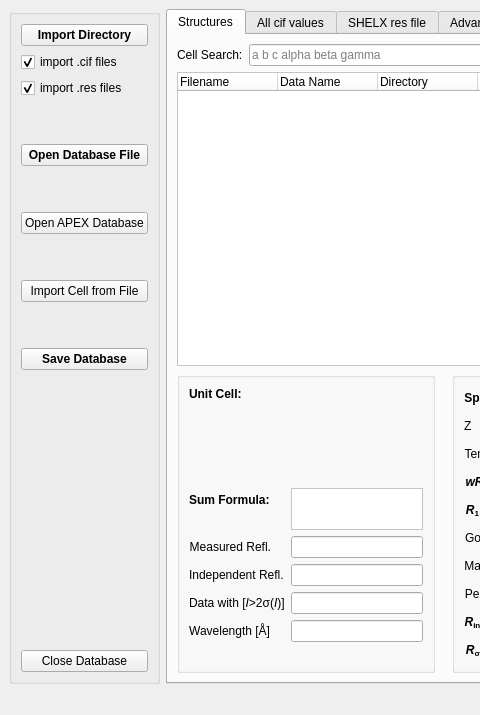
Above: gui/strf_main.ui from dkratzert/StructureFinder before the change; both pictures show x 0 to 480 and y 0 to 715 of the 1280 by 715 pixel window. Below: the same form after it.
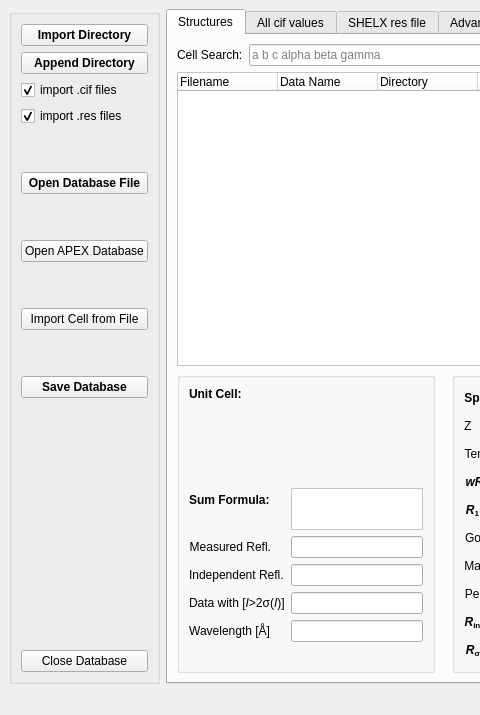
That is the form after the change.

Commit message: added append button

Diff of the .ui file:
```diff
--- a/gui/strf_main.ui
+++ b/gui/strf_main.ui
@@ -28,29 +28,32 @@
        <string/>
       </property>
       <layout class="QGridLayout" name="gridLayout">
-       <item row="7" column="0">
-        <spacer name="verticalSpacer_2">
-         <property name="orientation">
-          <enum>Qt::Vertical</enum>
+       <item row="13" column="0">
+        <widget class="QPushButton" name="saveDatabaseButton">
+         <property name="sizePolicy">
+          <sizepolicy hsizetype="MinimumExpanding" vsizetype="Fixed">
+           <horstretch>0</horstretch>
+           <verstretch>0</verstretch>
+          </sizepolicy>
          </property>
-         <property name="sizeType">
-          <enum>QSizePolicy::Preferred</enum>
+         <property name="font">
+          <font>
+           <weight>75</weight>
+           <bold>true</bold>
+          </font>
          </property>
-         <property name="sizeHint" stdset="0">
-          <size>
-           <width>20</width>
-           <height>40</height>
-          </size>
+         <property name="text">
+          <string>Save Database</string>
          </property>
-        </spacer>
+        </widget>
        </item>
-       <item row="1" column="0">
-        <widget class="QCheckBox" name="add_cif">
+       <item row="3" column="0">
+        <widget class="QCheckBox" name="add_res">
          <property name="toolTip">
-          <string>&lt;html&gt;&lt;head/&gt;&lt;body&gt;&lt;p&gt;This option will import .cif files (crystallograpghic information file) into the database.&lt;/p&gt;&lt;/body&gt;&lt;/html&gt;</string>
+          <string>&lt;html&gt;&lt;head/&gt;&lt;body&gt;&lt;p&gt;This option will import .res files from SHELXL into the database.&lt;/p&gt;&lt;/body&gt;&lt;/html&gt;</string>
          </property>
          <property name="text">
-          <string>import .cif files</string>
+          <string>import .res files</string>
          </property>
          <property name="checked">
           <bool>true</bool>
@@ -79,26 +82,7 @@
          </property>
         </widget>
        </item>
-       <item row="4" column="0">
-        <widget class="QPushButton" name="importDatabaseButton">
-         <property name="sizePolicy">
-          <sizepolicy hsizetype="MinimumExpanding" vsizetype="Fixed">
-           <horstretch>0</horstretch>
-           <verstretch>0</verstretch>
-          </sizepolicy>
-         </property>
-         <property name="font">
-          <font>
-           <weight>75</weight>
-           <bold>true</bold>
-          </font>
-         </property>
-         <property name="text">
-          <string>Open Database File</string>
-         </property>
-        </widget>
-       </item>
-       <item row="8" column="0">
+       <item row="9" column="0">
         <widget class="QPushButton" name="openApexDBButton">
          <property name="sizePolicy">
           <sizepolicy hsizetype="MinimumExpanding" vsizetype="Fixed">
@@ -111,11 +95,33 @@
          </property>
         </widget>
        </item>
-       <item row="13" column="0">
-        <spacer name="verticalSpacer">
+       <item row="5" column="0">
+        <widget class="QPushButton" name="importDatabaseButton">
+         <property name="sizePolicy">
+          <sizepolicy hsizetype="MinimumExpanding" vsizetype="Fixed">
+           <horstretch>0</horstretch>
+           <verstretch>0</verstretch>
+          </sizepolicy>
+         </property>
+         <property name="font">
+          <font>
+           <weight>75</weight>
+           <bold>true</bold>
+          </font>
+         </property>
+         <property name="text">
+          <string>Open Database File</string>
+         </property>
+        </widget>
+       </item>
+       <item row="12" column="0">
+        <spacer name="verticalSpacer_4">
          <property name="orientation">
           <enum>Qt::Vertical</enum>
          </property>
+         <property name="sizeType">
+          <enum>QSizePolicy::Preferred</enum>
+         </property>
          <property name="sizeHint" stdset="0">
           <size>
            <width>20</width>
@@ -124,20 +130,7 @@
          </property>
         </spacer>
        </item>
-       <item row="10" column="0">
-        <widget class="QPushButton" name="p4pCellButton">
-         <property name="sizePolicy">
-          <sizepolicy hsizetype="MinimumExpanding" vsizetype="Fixed">
-           <horstretch>0</horstretch>
-           <verstretch>0</verstretch>
-          </sizepolicy>
-         </property>
-         <property name="text">
-          <string>Import Cell from File</string>
-         </property>
-        </widget>
-       </item>
-       <item row="14" column="0">
+       <item row="15" column="0">
         <widget class="QPushButton" name="closeDatabaseButton">
          <property name="sizePolicy">
           <sizepolicy hsizetype="MinimumExpanding" vsizetype="Fixed">
@@ -150,71 +143,78 @@
          </property>
         </widget>
        </item>
-       <item row="12" column="0">
-        <widget class="QPushButton" name="saveDatabaseButton">
-         <property name="sizePolicy">
-          <sizepolicy hsizetype="MinimumExpanding" vsizetype="Fixed">
-           <horstretch>0</horstretch>
-           <verstretch>0</verstretch>
-          </sizepolicy>
-         </property>
-         <property name="font">
-          <font>
-           <weight>75</weight>
-           <bold>true</bold>
-          </font>
+       <item row="2" column="0">
+        <widget class="QCheckBox" name="add_cif">
+         <property name="toolTip">
+          <string>&lt;html&gt;&lt;head/&gt;&lt;body&gt;&lt;p&gt;This option will import .cif files (crystallograpghic information file) into the database.&lt;/p&gt;&lt;/body&gt;&lt;/html&gt;</string>
          </property>
          <property name="text">
-          <string>Save Database</string>
+          <string>import .cif files</string>
+         </property>
+         <property name="checked">
+          <bool>true</bool>
          </property>
         </widget>
        </item>
-       <item row="3" column="0">
-        <spacer name="verticalSpacer_3">
-         <property name="orientation">
-          <enum>Qt::Vertical</enum>
-         </property>
-         <property name="sizeType">
-          <enum>QSizePolicy::Preferred</enum>
-         </property>
-         <property name="sizeHint" stdset="0">
-          <size>
-           <width>20</width>
-           <height>40</height>
-          </size>
-         </property>
-        </spacer>
-       </item>
        <item row="11" column="0">
-        <spacer name="verticalSpacer_4">
-         <property name="orientation">
-          <enum>Qt::Vertical</enum>
-         </property>
-         <property name="sizeType">
-          <enum>QSizePolicy::Preferred</enum>
-         </property>
-         <property name="sizeHint" stdset="0">
-          <size>
-           <width>20</width>
-           <height>40</height>
-          </size>
-         </property>
-        </spacer>
-       </item>
-       <item row="2" column="0">
-        <widget class="QCheckBox" name="add_res">
-         <property name="toolTip">
-          <string>&lt;html&gt;&lt;head/&gt;&lt;body&gt;&lt;p&gt;This option will import .res files from SHELXL into the database.&lt;/p&gt;&lt;/body&gt;&lt;/html&gt;</string>
+        <widget class="QPushButton" name="p4pCellButton">
+         <property name="sizePolicy">
+          <sizepolicy hsizetype="MinimumExpanding" vsizetype="Fixed">
+           <horstretch>0</horstretch>
+           <verstretch>0</verstretch>
+          </sizepolicy>
          </property>
          <property name="text">
-          <string>import .res files</string>
-         </property>
-         <property name="checked">
-          <bool>true</bool>
+          <string>Import Cell from File</string>
          </property>
         </widget>
        </item>
-       <item row="9" column="0">
+       <item row="8" column="0">
+        <spacer name="verticalSpacer_2">
+         <property name="orientation">
+          <enum>Qt::Vertical</enum>
+         </property>
+         <property name="sizeType">
+          <enum>QSizePolicy::Preferred</enum>
+         </property>
+         <property name="sizeHint" stdset="0">
+          <size>
+           <width>20</width>
+           <height>40</height>
+          </size>
+         </property>
+        </spacer>
+       </item>
+       <item row="4" column="0">
+        <spacer name="verticalSpacer_3">
+         <property name="orientation">
+          <enum>Qt::Vertical</enum>
+         </property>
+         <property name="sizeType">
+          <enum>QSizePolicy::Preferred</enum>
+         </property>
+         <property name="sizeHint" stdset="0">
+          <size>
+           <width>20</width>
+           <height>40</height>
+          </size>
+         </property>
+        </spacer>
+       </item>
+       <item row="14" column="0">
+        <spacer name="verticalSpacer">
+         <property name="orientation">
+          <enum>Qt::Vertical</enum>
+         </property>
+         <property name="sizeHint" stdset="0">
+          <size>
+           <width>20</width>
+           <height>40</height>
+          </size>
+         </property>
+        </spacer>
+       </item>
+       <item row="10" column="0">
         <spacer name="verticalSpacer_8">
          <property name="orientation">
           <enum>Qt::Vertical</enum>
@@ -230,6 +230,28 @@
          </property>
         </spacer>
        </item>
+       <item row="1" column="0">
+        <widget class="QPushButton" name="appendDirButton">
+         <property name="sizePolicy">
+          <sizepolicy hsizetype="MinimumExpanding" vsizetype="Fixed">
+           <horstretch>0</horstretch>
+           <verstretch>0</verstretch>
+          </sizepolicy>
+         </property>
+         <property name="font">
+          <font>
+           <weight>75</weight>
+           <bold>true</bold>
+          </font>
+         </property>
+         <property name="toolTip">
+          <string>&lt;html&gt;&lt;head/&gt;&lt;body&gt;&lt;p&gt;&lt;span style=&quot; font-weight:400;&quot;&gt;This will import all .cif files that could be found below the given directory.&lt;/span&gt;&lt;/p&gt;&lt;/body&gt;&lt;/html&gt;</string>
+         </property>
+         <property name="text">
+          <string>Append Directory</string>
+         </property>
+        </widget>
+       </item>
       </layout>
      </widget>
     </item>
@@ -3033,15 +3055,15 @@
             <attribute name="headerCascadingSectionResizes">
              <bool>false</bool>
             </attribute>
+            <attribute name="headerMinimumSectionSize">
+             <number>20</number>
+            </attribute>
             <attribute name="headerDefaultSectionSize">
              <number>60</number>
             </attribute>
             <attribute name="headerHighlightSections">
              <bool>false</bool>
             </attribute>
-            <attribute name="headerMinimumSectionSize">
-             <number>20</number>
-            </attribute>
             <attribute name="headerShowSortIndicator" stdset="0">
              <bool>false</bool>
             </attribute>
```
The commit also changes 4 other files.
